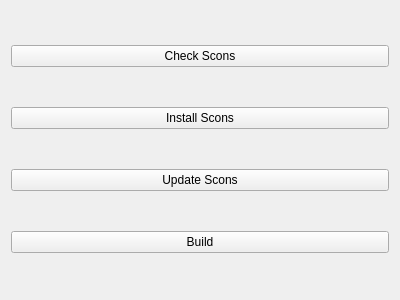
The window that app/view/qt6/modules/ui/buildModule.ui (PurpleArk18/GodotBuildAutomationTool) describes before a commit, drawn with Qt 5.
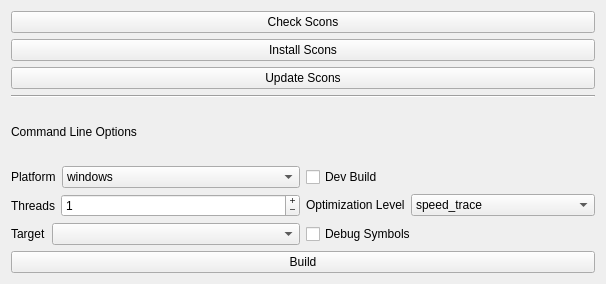
The same window after the commit.

Commit message: add build functions connected to the ui elements, reorder some func params,

```diff
--- a/app/view/qt6/modules/ui/buildModule.ui
+++ b/app/view/qt6/modules/ui/buildModule.ui
@@ -6,8 +6,8 @@
    <rect>
     <x>0</x>
     <y>0</y>
-    <width>400</width>
-    <height>300</height>
+    <width>606</width>
+    <height>284</height>
    </rect>
   </property>
   <property name="windowTitle">
@@ -35,6 +35,185 @@
      </property>
     </widget>
    </item>
+   <item>
+    <widget class="Line" name="line">
+     <property name="orientation">
+      <enum>Qt::Orientation::Horizontal</enum>
+     </property>
+    </widget>
+   </item>
+   <item>
+    <widget class="QLabel" name="label">
+     <property name="text">
+      <string>Command Line Options</string>
+     </property>
+    </widget>
+   </item>
+   <item>
+    <layout class="QGridLayout" name="gridLayout">
+     <item row="1" column="1">
+      <layout class="QFormLayout" name="formLayout_4">
+       <item row="0" column="0">
+        <widget class="QLabel" name="optimization_level_label">
+         <property name="text">
+          <string>Optimization Level</string>
+         </property>
+        </widget>
+       </item>
+       <item row="0" column="1">
+        <widget class="QComboBox" name="optimization_level_comboBox">
+         <item>
+          <property name="text">
+           <string>speed_trace</string>
+          </property>
+         </item>
+         <item>
+          <property name="text">
+           <string>speed</string>
+          </property>
+         </item>
+         <item>
+          <property name="text">
+           <string>size</string>
+          </property>
+         </item>
+         <item>
+          <property name="text">
+           <string>size_extra</string>
+          </property>
+         </item>
+         <item>
+          <property name="text">
+           <string>debug</string>
+          </property>
+         </item>
+         <item>
+          <property name="text">
+           <string>none</string>
+          </property>
+         </item>
+        </widget>
+       </item>
+      </layout>
+     </item>
+     <item row="1" column="0">
+      <layout class="QFormLayout" name="formLayout_2">
+       <item row="0" column="0">
+        <widget class="QLabel" name="threads_label">
+         <property name="text">
+          <string>Threads</string>
+         </property>
+        </widget>
+       </item>
+       <item row="0" column="1">
+        <widget class="QSpinBox" name="threads_spinBox">
+         <property name="buttonSymbols">
+          <enum>QAbstractSpinBox::ButtonSymbols::PlusMinus</enum>
+         </property>
+         <property name="value">
+          <number>1</number>
+         </property>
+        </widget>
+       </item>
+      </layout>
+     </item>
+     <item row="2" column="1">
+      <widget class="QCheckBox" name="debug_symbols_checkBox">
+       <property name="text">
+        <string>Debug Symbols</string>
+       </property>
+      </widget>
+     </item>
+     <item row="2" column="0">
+      <layout class="QFormLayout" name="formLayout_3">
+       <item row="0" column="0">
+        <widget class="QLabel" name="target_label">
+         <property name="text">
+          <string>Target</string>
+         </property>
+        </widget>
+       </item>
+       <item row="0" column="1">
+        <widget class="QComboBox" name="target_comboBox">
+         <property name="currentText">
+          <string/>
+         </property>
+         <property name="placeholderText">
+          <string>target</string>
+         </property>
+         <item>
+          <property name="text">
+           <string>editor</string>
+          </property>
+         </item>
+         <item>
+          <property name="text">
+           <string>template_debug</string>
+          </property>
+         </item>
+         <item>
+          <property name="text">
+           <string>template_release</string>
+          </property>
+         </item>
+        </widget>
+       </item>
+      </layout>
+     </item>
+     <item row="0" column="1">
+      <widget class="QCheckBox" name="dev_build_checkBox">
+       <property name="text">
+        <string>Dev Build</string>
+       </property>
+      </widget>
+     </item>
+     <item row="0" column="0">
+      <layout class="QFormLayout" name="formLayout">
+       <item row="0" column="0">
+        <widget class="QLabel" name="platformLabel">
+         <property name="text">
+          <string>Platform</string>
+         </property>
+        </widget>
+       </item>
+       <item row="0" column="1">
+        <widget class="QComboBox" name="platform_comboBox">
+         <item>
+          <property name="text">
+           <string>windows</string>
+          </property>
+         </item>
+         <item>
+          <property name="text">
+           <string>ios</string>
+          </property>
+         </item>
+         <item>
+          <property name="text">
+           <string>linuxbsd</string>
+          </property>
+         </item>
+         <item>
+          <property name="text">
+           <string>macos</string>
+          </property>
+         </item>
+         <item>
+          <property name="text">
+           <string>android</string>
+          </property>
+         </item>
+         <item>
+          <property name="text">
+           <string>web</string>
+          </property>
+         </item>
+        </widget>
+       </item>
+      </layout>
+     </item>
+    </layout>
+   </item>
    <item>
     <widget class="QPushButton" name="build_button">
      <property name="text">
```
The commit also changes 8 other files.
